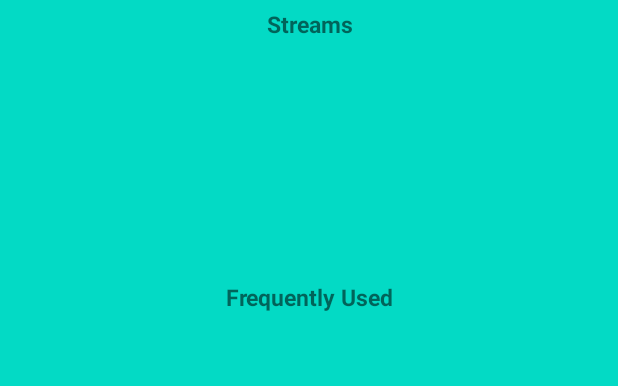
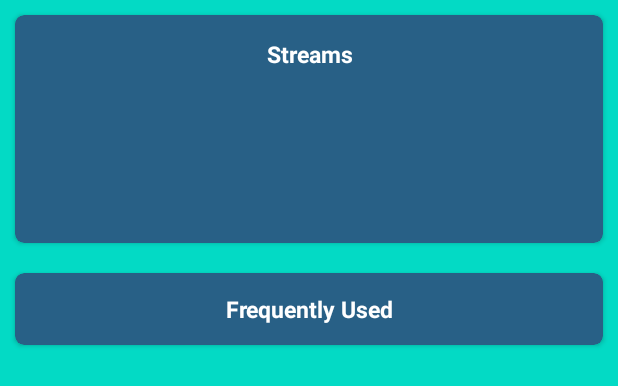
Before and after one commit to devNitw/libNitwStudent, an Android app: the layout fragment_library.xml on its own in the app's theme, with its tools: preview values and no code run, on a phone screen of 412 x 824 dp. Shown: the top 386 px of the screen. Run offline under Robolectric (Android 15) with nearby library versions, the phone set to English and light mode, and no system bars.

Commit message:
minor ui changes

```diff
--- a/app/src/main/res/layout/fragment_library.xml
+++ b/app/src/main/res/layout/fragment_library.xml
@@ -1,42 +1,74 @@
 <?xml version="1.0" encoding="utf-8"?>
+<LinearLayout xmlns:android="http://schemas.android.com/apk/res/android"
+    xmlns:app="http://schemas.android.com/apk/res-auto"
+    android:layout_width="match_parent"
+    android:layout_height="match_parent"
+    android:background="@color/colorAccent"
+    android:orientation="vertical">
+
+    <androidx.cardview.widget.CardView
+        android:layout_width="match_parent"
+        android:layout_height="wrap_content"
+        android:layout_margin="10dp"
+        android:backgroundTint="#286086"
+        app:cardCornerRadius="6dp">
+
         <LinearLayout
-    xmlns:android="http://schemas.android.com/apk/res/android" android:layout_width="match_parent"
+            android:layout_width="match_parent"
             android:layout_height="match_parent"
             android:orientation="vertical"
-    android:background="@color/colorAccent">
+            android:padding="10dp">
 
             <TextView
                 android:layout_width="match_parent"
                 android:layout_height="wrap_content"
+                android:layout_margin="5dp"
+                android:gravity="center"
                 android:text="Streams"
+                android:textColor="#ffffff"
                 android:textSize="15dp"
-        android:textStyle="bold"
-        android:gravity="center"
-        android:padding="5dp"
-        />
+                android:textStyle="bold" />
+
             <androidx.viewpager.widget.ViewPager
+                android:id="@+id/StreamPager"
+                android:layout_width="match_parent"
+                android:layout_height="100dp"
+                android:layout_centerInParent="true"
+                android:clipToPadding="false"
                 android:foregroundGravity="center"
-    android:id="@+id/StreamPager"
-    android:layout_centerInParent="true"
-    android:overScrollMode="never"
                 android:isScrollContainer="true"
-    android:clipToPadding="false"
+                android:overScrollMode="never" />
+        </LinearLayout>
+    </androidx.cardview.widget.CardView>
+
+    <androidx.cardview.widget.CardView
         android:layout_width="match_parent"
-    android:layout_height="150dp"
-    />
+        android:layout_height="wrap_content"
+        android:layout_margin="10dp"
+        android:backgroundTint="#286086"
+        app:cardCornerRadius="6dp">
+
+        <LinearLayout
+            android:layout_width="match_parent"
+            android:layout_height="match_parent"
+            android:orientation="vertical"
+            android:padding="10dp">
 
             <TextView
                 android:layout_width="match_parent"
                 android:layout_height="wrap_content"
+                android:layout_marginHorizontal="5dp"
+                android:gravity="center"
+                android:padding="3dp"
                 android:text="Frequently Used"
+                android:textColor="#ffffff"
                 android:textSize="15dp"
-        android:textStyle="bold"
-        android:gravity="center"
-        android:padding="5dp"
-        />
+                android:textStyle="bold" />
+
             <androidx.recyclerview.widget.RecyclerView
                 android:id="@+id/frequently_used_recycler_view"
                 android:layout_width="match_parent"
-        android:layout_height="match_parent"
-        />
+                android:layout_height="match_parent" />
         </LinearLayout>
+    </androidx.cardview.widget.CardView>
+</LinearLayout>
```
Lines whose indentation alone changed are shown as unchanged.
